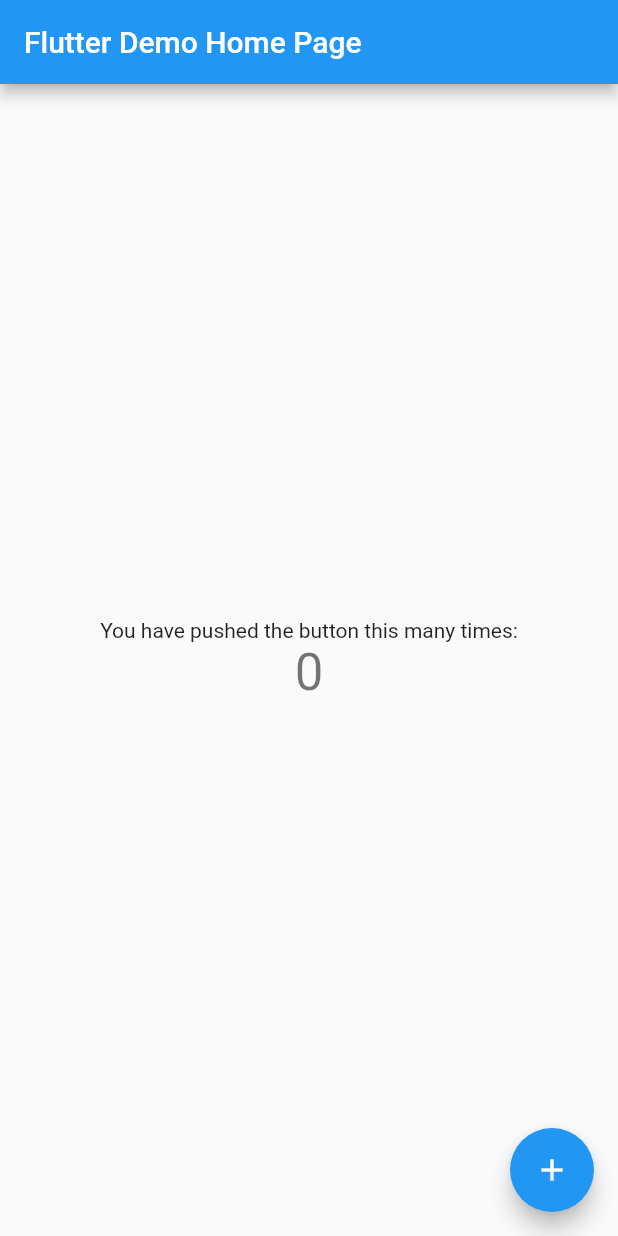
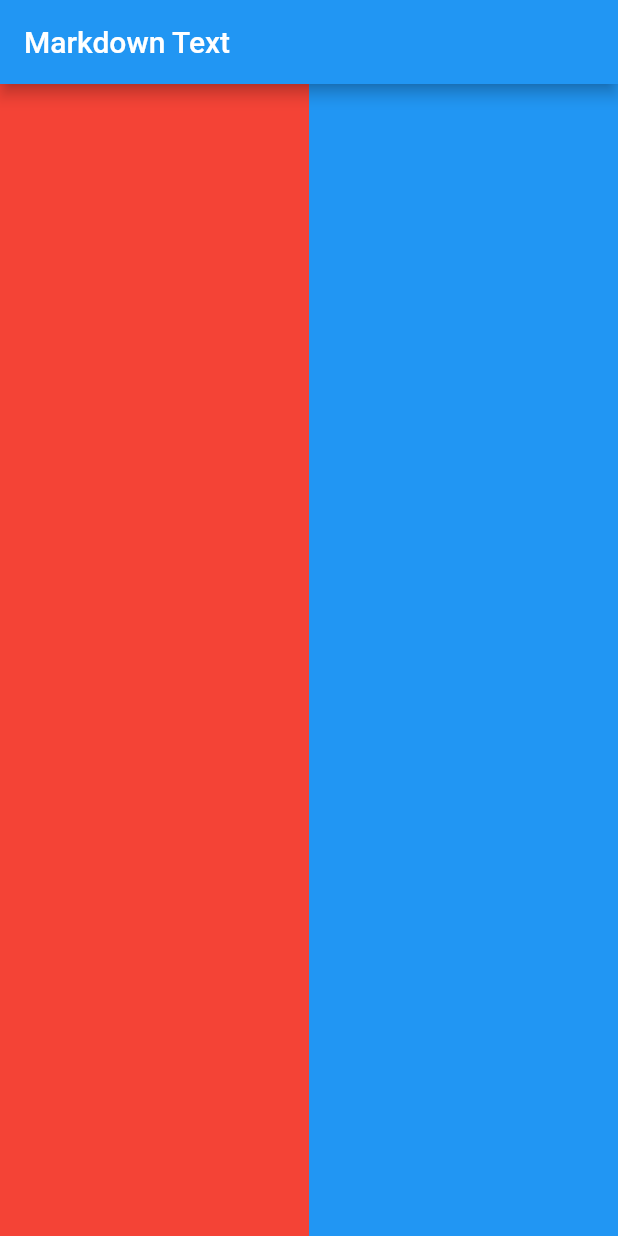
Before and after one commit to oktoala/marksplit-note, a Flutter app: the screen it shows after launch, on a phone screen of 412 x 824 dp. Run offline on Flutter 3.47's test engine with Material 2 defaults, Android fonts, the phone set to English and light mode, and no system bars.

Commit message:
Split Layout

```diff
--- /dev/null
+++ b/lib/home.dart
@@ -0,0 +1,33 @@
+import 'package:flutter/material.dart';
+
+class Home extends StatelessWidget {
+  const Home({Key? key}) : super(key: key);
+
+  @override
+  Widget build(BuildContext context) {
+    return Scaffold(
+      appBar: AppBar(
+        title: Text("Markdown Text"),
+      ),
+      body: Row(
+        children: [textInput(context), markdownPreview(context)],
+      ),
+    );
+  }
+
+  Widget textInput(BuildContext context) {
+    return Container(
+      color: Colors.red,
+      constraints:
+          BoxConstraints(minWidth: MediaQuery.of(context).size.width / 2),
+    );
+  }
+
+  Widget markdownPreview(BuildContext context) {
+    return Container(
+      color: Colors.blue,
+      constraints:
+          BoxConstraints(minWidth: MediaQuery.of(context).size.width / 2),
+    );
+  }
+}
--- a/lib/main.dart
+++ b/lib/main.dart
@@ -1,113 +1,18 @@
+import 'package:flutter/cupertino.dart';
 import 'package:flutter/material.dart';
+import 'home.dart';
 
 void main() {
   runApp(MyApp());
 }
 
 class MyApp extends StatelessWidget {
-  // This widget is the root of your application.
+  const MyApp({Key? key}) : super(key: key);
+
   @override
   Widget build(BuildContext context) {
     return MaterialApp(
-      title: 'Flutter Demo',
-      theme: ThemeData(
-        // This is the theme of your application.
-        //
-        // Try running your application with "flutter run". You'll see the
-        // application has a blue toolbar. Then, without quitting the app, try
-        // changing the primarySwatch below to Colors.green and then invoke
-        // "hot reload" (press "r" in the console where you ran "flutter run",
-        // or simply save your changes to "hot reload" in a Flutter IDE).
-        // Notice that the counter didn't reset back to zero; the application
-        // is not restarted.
-        primarySwatch: Colors.blue,
-      ),
-      home: MyHomePage(title: 'Flutter Demo Home Page'),
+      home: Home(),
     );
   }
 }
-
-class MyHomePage extends StatefulWidget {
-  MyHomePage({Key? key, required this.title}) : super(key: key);
-
-  // This widget is the home page of your application. It is stateful, meaning
-  // that it has a State object (defined below) that contains fields that affect
-  // how it looks.
-
-  // This class is the configuration for the state. It holds the values (in this
-  // case the title) provided by the parent (in this case the App widget) and
-  // used by the build method of the State. Fields in a Widget subclass are
-  // always marked "final".
-
-  final String title;
-
-  @override
-  _MyHomePageState createState() => _MyHomePageState();
-}
-
-class _MyHomePageState extends State<MyHomePage> {
-  int _counter = 0;
-
-  void _incrementCounter() {
-    setState(() {
-      // This call to setState tells the Flutter framework that something has
-      // changed in this State, which causes it to rerun the build method below
-      // so that the display can reflect the updated values. If we changed
-      // _counter without calling setState(), then the build method would not be
-      // called again, and so nothing would appear to happen.
-      _counter++;
-    });
-  }
-
-  @override
-  Widget build(BuildContext context) {
-    // This method is rerun every time setState is called, for instance as done
-    // by the _incrementCounter method above.
-    //
-    // The Flutter framework has been optimized to make rerunning build methods
-    // fast, so that you can just rebuild anything that needs updating rather
-    // than having to individually change instances of widgets.
-    return Scaffold(
-      appBar: AppBar(
-        // Here we take the value from the MyHomePage object that was created by
-        // the App.build method, and use it to set our appbar title.
-        title: Text(widget.title),
-      ),
-      body: Center(
-        // Center is a layout widget. It takes a single child and positions it
-        // in the middle of the parent.
-        child: Column(
-          // Column is also a layout widget. It takes a list of children and
-          // arranges them vertically. By default, it sizes itself to fit its
-          // children horizontally, and tries to be as tall as its parent.
-          //
-          // Invoke "debug painting" (press "p" in the console, choose the
-          // "Toggle Debug Paint" action from the Flutter Inspector in Android
-          // Studio, or the "Toggle Debug Paint" command in Visual Studio Code)
-          // to see the wireframe for each widget.
-          //
-          // Column has various properties to control how it sizes itself and
-          // how it positions its children. Here we use mainAxisAlignment to
-          // center the children vertically; the main axis here is the vertical
-          // axis because Columns are vertical (the cross axis would be
-          // horizontal).
-          mainAxisAlignment: MainAxisAlignment.center,
-          children: <Widget>[
-            Text(
-              'You have pushed the button this many times:',
-            ),
-            Text(
-              '$_counter',
-              style: Theme.of(context).textTheme.headline4,
-            ),
-          ],
-        ),
-      ),
-      floatingActionButton: FloatingActionButton(
-        onPressed: _incrementCounter,
-        tooltip: 'Increment',
-        child: Icon(Icons.add),
-      ), // This trailing comma makes auto-formatting nicer for build methods.
-    );
-  }
-}
```
